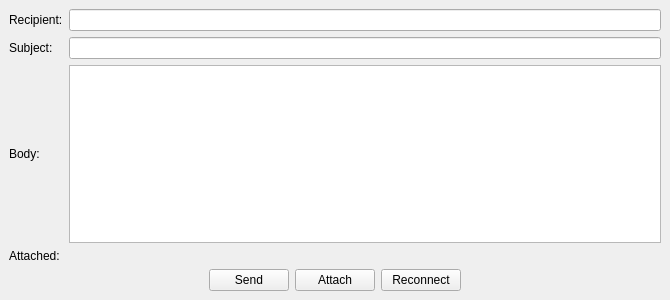
rodimov/NetworksLabs_SUT, file Lab4/SMTPSender/mainwindow.ui: the form before one commit.
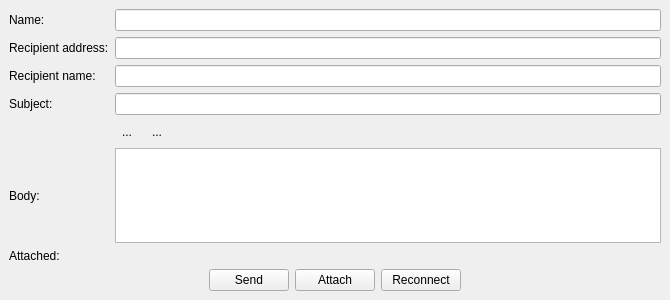
The form after the commit. Icons and pictures are not drawn.

Diff of the .ui file:
```diff
--- a/Lab4/SMTPSender/mainwindow.ui
+++ b/Lab4/SMTPSender/mainwindow.ui
@@ -15,28 +15,57 @@
   </property>
   <widget class="QWidget" name="centralwidget">
    <layout class="QGridLayout" name="gridLayout">
-    <item row="3" column="0">
+    <item row="6" column="0">
      <widget class="QLabel" name="label_3">
       <property name="text">
        <string>Attached:</string>
       </property>
      </widget>
     </item>
-    <item row="2" column="0">
-     <widget class="QLabel" name="label_2">
-      <property name="text">
-       <string>Body:</string>
-      </property>
-     </widget>
+    <item row="1" column="1">
+     <widget class="QLineEdit" name="recipientAddress"/>
+    </item>
+    <item row="2" column="1">
+     <widget class="QLineEdit" name="recipientName"/>
     </item>
     <item row="3" column="1">
+     <widget class="QLineEdit" name="subject"/>
+    </item>
+    <item row="6" column="1">
      <widget class="QLabel" name="attached">
       <property name="text">
        <string/>
       </property>
      </widget>
     </item>
-    <item row="4" column="0" colspan="2">
+    <item row="0" column="1">
+     <widget class="QLineEdit" name="name"/>
+    </item>
+    <item row="2" column="0">
+     <widget class="QLabel" name="label_5">
+      <property name="text">
+       <string>Recipient name:</string>
+      </property>
+     </widget>
+    </item>
+    <item row="1" column="0">
+     <widget class="QLabel" name="label_4">
+      <property name="text">
+       <string>Recipient address:</string>
+      </property>
+     </widget>
+    </item>
+    <item row="5" column="1">
+     <widget class="QTextEdit" name="body"/>
+    </item>
+    <item row="3" column="0">
+     <widget class="QLabel" name="label">
+      <property name="text">
+       <string>Subject:</string>
+      </property>
+     </widget>
+    </item>
+    <item row="7" column="0" colspan="2">
      <layout class="QHBoxLayout" name="horizontalLayout">
       <item>
        <spacer name="horizontalSpacer_2">
@@ -87,28 +116,70 @@
       </item>
      </layout>
     </item>
-    <item row="2" column="1">
-     <widget class="QTextEdit" name="body"/>
-    </item>
-    <item row="1" column="1">
-     <widget class="QLineEdit" name="subject"/>
-    </item>
-    <item row="1" column="0">
-     <widget class="QLabel" name="label">
+    <item row="5" column="0">
+     <widget class="QLabel" name="label_2">
       <property name="text">
-       <string>Subject:</string>
+       <string>Body:</string>
       </property>
      </widget>
     </item>
     <item row="0" column="0">
-     <widget class="QLabel" name="label_4">
+     <widget class="QLabel" name="label_6">
       <property name="text">
-       <string>Recipient:</string>
+       <string>Name:</string>
       </property>
      </widget>
     </item>
-    <item row="0" column="1">
-     <widget class="QLineEdit" name="recipient"/>
+    <item row="4" column="1">
+     <layout class="QHBoxLayout" name="horizontalLayout_2">
+      <item>
+       <widget class="QToolButton" name="bold">
+        <property name="text">
+         <string>...</string>
+        </property>
+        <property name="icon">
+         <iconset resource="resource.qrc">
+          <normaloff>:/resources/bold.png</normaloff>:/resources/bold.png</iconset>
+        </property>
+        <property name="checkable">
+         <bool>true</bool>
+        </property>
+        <property name="autoRaise">
+         <bool>true</bool>
+        </property>
+       </widget>
+      </item>
+      <item>
+       <widget class="QToolButton" name="font">
+        <property name="text">
+         <string>...</string>
+        </property>
+        <property name="icon">
+         <iconset resource="resource.qrc">
+          <normaloff>:/resources/font.png</normaloff>:/resources/font.png</iconset>
+        </property>
+        <property name="checkable">
+         <bool>false</bool>
+        </property>
+        <property name="autoRaise">
+         <bool>true</bool>
+        </property>
+       </widget>
+      </item>
+      <item>
+       <spacer name="horizontalSpacer_3">
+        <property name="orientation">
+         <enum>Qt::Horizontal</enum>
+        </property>
+        <property name="sizeHint" stdset="0">
+         <size>
+          <width>40</width>
+          <height>20</height>
+         </size>
+        </property>
+       </spacer>
+      </item>
+     </layout>
     </item>
    </layout>
   </widget>
```
Left out of the diff: 4 changed lines with no effect on the pictures.
